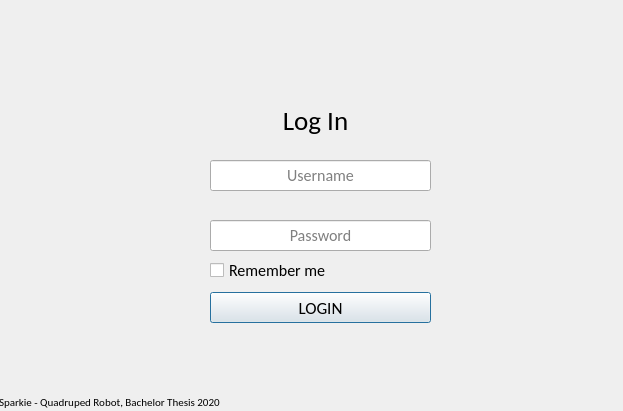
This is gui/forms/login.ui in magnusoy/Sparkie as Qt 5 draws it before an edit. The edited form follows.
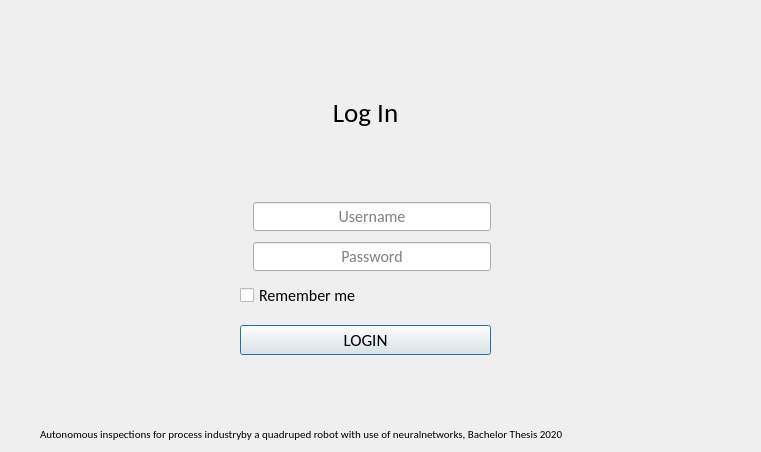
This is the edited form. Icons and pictures are not drawn.

```diff
--- a/gui/forms/login.ui
+++ b/gui/forms/login.ui
@@ -6,8 +6,8 @@
    <rect>
     <x>0</x>
     <y>0</y>
-    <width>623</width>
-    <height>411</height>
+    <width>761</width>
+    <height>452</height>
    </rect>
   </property>
   <property name="windowTitle">
@@ -16,81 +16,54 @@
   <property name="windowOpacity">
    <double>0.900000000000000</double>
   </property>
-  <widget class="QLineEdit" name="usernameField">
-   <property name="geometry">
-    <rect>
-     <x>210</x>
-     <y>160</y>
-     <width>221</width>
-     <height>31</height>
-    </rect>
-   </property>
-   <property name="font">
-    <font>
-     <family>Calibri</family>
-     <pointsize>12</pointsize>
-    </font>
-   </property>
-   <property name="maxLength">
-    <number>8</number>
-   </property>
-   <property name="alignment">
-    <set>Qt::AlignCenter</set>
-   </property>
-   <property name="placeholderText">
-    <string>Username</string>
-   </property>
-  </widget>
-  <widget class="QLineEdit" name="passwordField">
-   <property name="geometry">
-    <rect>
-     <x>210</x>
-     <y>220</y>
-     <width>221</width>
-     <height>31</height>
-    </rect>
-   </property>
-   <property name="font">
-    <font>
-     <family>Calibri</family>
-     <pointsize>12</pointsize>
-    </font>
-   </property>
-   <property name="maxLength">
-    <number>8</number>
-   </property>
-   <property name="echoMode">
-    <enum>QLineEdit::Password</enum>
-   </property>
-   <property name="alignment">
-    <set>Qt::AlignCenter</set>
-   </property>
-   <property name="placeholderText">
-    <string>Password</string>
-   </property>
-  </widget>
-  <widget class="QWidget" name="horizontalLayoutWidget">
+  <widget class="QWidget" name="widget" native="true">
    <property name="geometry">
     <rect>
      <x>0</x>
-     <y>90</y>
-     <width>631</width>
-     <height>61</height>
+     <y>0</y>
+     <width>740</width>
+     <height>440</height>
     </rect>
    </property>
-   <layout class="QHBoxLayout" name="horizontalLayout">
+   <widget class="QWidget" name="verticalLayoutWidget">
+    <property name="geometry">
+     <rect>
+      <x>40</x>
+      <y>30</y>
+      <width>651</width>
+      <height>411</height>
+     </rect>
+    </property>
+    <layout class="QVBoxLayout" name="verticalLayout_7">
+     <item>
+      <layout class="QHBoxLayout" name="horizontalLayout_8">
     <item>
      <spacer name="horizontalSpacer_2">
       <property name="orientation">
        <enum>Qt::Horizontal</enum>
       </property>
       <property name="sizeType">
-       <enum>QSizePolicy::Preferred</enum>
+          <enum>QSizePolicy::Minimum</enum>
       </property>
       <property name="sizeHint" stdset="0">
        <size>
-        <width>40</width>
+           <width>200</width>
         <height>20</height>
+          </size>
+         </property>
+        </spacer>
+       </item>
+       <item>
+        <layout class="QVBoxLayout" name="verticalLayout_9">
+         <item>
+          <spacer name="verticalSpacer_2">
+           <property name="orientation">
+            <enum>Qt::Vertical</enum>
+           </property>
+           <property name="sizeHint" stdset="0">
+            <size>
+             <width>20</width>
+             <height>40</height>
        </size>
       </property>
      </spacer>
@@ -114,32 +87,151 @@
      </widget>
     </item>
     <item>
-     <spacer name="horizontalSpacer">
+          <spacer name="verticalSpacer_3">
       <property name="orientation">
-       <enum>Qt::Horizontal</enum>
-      </property>
+            <enum>Qt::Vertical</enum>
+           </property>
+           <property name="sizeHint" stdset="0">
+            <size>
+             <width>20</width>
+             <height>40</height>
+            </size>
+           </property>
+          </spacer>
+         </item>
+         <item>
+          <layout class="QHBoxLayout" name="horizontalLayout_9">
+           <item>
+            <widget class="QLabel" name="label_2">
+             <property name="sizePolicy">
+              <sizepolicy hsizetype="Fixed" vsizetype="Fixed">
+               <horstretch>0</horstretch>
+               <verstretch>0</verstretch>
+              </sizepolicy>
+             </property>
+             <property name="maximumSize">
+              <size>
+               <width>30</width>
+               <height>30</height>
+              </size>
+             </property>
+             <property name="text">
+              <string/>
+             </property>
+             <property name="pixmap">
+              <pixmap>../static/img/icon/avatar.png</pixmap>
+             </property>
+             <property name="scaledContents">
+              <bool>true</bool>
+             </property>
+            </widget>
+           </item>
+           <item>
+            <widget class="QLineEdit" name="usernameField">
+             <property name="font">
+              <font>
+               <family>Calibri</family>
+               <pointsize>12</pointsize>
+              </font>
+             </property>
+             <property name="maxLength">
+              <number>8</number>
+             </property>
+             <property name="alignment">
+              <set>Qt::AlignCenter</set>
+             </property>
+             <property name="placeholderText">
+              <string>Username</string>
+             </property>
+            </widget>
+           </item>
+          </layout>
+         </item>
+         <item>
+          <spacer name="verticalSpacer_4">
+           <property name="orientation">
+            <enum>Qt::Vertical</enum>
+           </property>
       <property name="sizeType">
        <enum>QSizePolicy::Preferred</enum>
       </property>
       <property name="sizeHint" stdset="0">
        <size>
-        <width>40</width>
-        <height>20</height>
+             <width>20</width>
+             <height>5</height>
        </size>
       </property>
      </spacer>
     </item>
-   </layout>
-  </widget>
+         <item>
+          <layout class="QHBoxLayout" name="horizontalLayout_10">
+           <item>
+            <widget class="QLabel" name="label_3">
+             <property name="maximumSize">
+              <size>
+               <width>30</width>
+               <height>30</height>
+              </size>
+             </property>
+             <property name="text">
+              <string/>
+             </property>
+             <property name="pixmap">
+              <pixmap>../static/img/icon/lock.png</pixmap>
+             </property>
+             <property name="scaledContents">
+              <bool>true</bool>
+             </property>
+            </widget>
+           </item>
+           <item>
+            <widget class="QLineEdit" name="passwordField">
+             <property name="sizePolicy">
+              <sizepolicy hsizetype="Expanding" vsizetype="Fixed">
+               <horstretch>0</horstretch>
+               <verstretch>0</verstretch>
+              </sizepolicy>
+             </property>
+             <property name="font">
+              <font>
+               <family>Calibri</family>
+               <pointsize>12</pointsize>
+              </font>
+             </property>
+             <property name="maxLength">
+              <number>8</number>
+             </property>
+             <property name="echoMode">
+              <enum>QLineEdit::Password</enum>
+             </property>
+             <property name="alignment">
+              <set>Qt::AlignCenter</set>
+             </property>
+             <property name="placeholderText">
+              <string>Password</string>
+             </property>
+            </widget>
+           </item>
+          </layout>
+         </item>
+         <item>
+          <spacer name="verticalSpacer_5">
+           <property name="orientation">
+            <enum>Qt::Vertical</enum>
+           </property>
+           <property name="sizeType">
+            <enum>QSizePolicy::Preferred</enum>
+           </property>
+           <property name="sizeHint" stdset="0">
+            <size>
+             <width>20</width>
+             <height>5</height>
+            </size>
+           </property>
+          </spacer>
+         </item>
+         <item>
   <widget class="QCheckBox" name="rememberMeCheckBox">
-   <property name="geometry">
-    <rect>
-     <x>210</x>
-     <y>260</y>
-     <width>121</width>
-     <height>21</height>
-    </rect>
-   </property>
    <property name="font">
     <font>
      <family>Calibri</family>
@@ -150,14 +242,30 @@
     <string>Remember me</string>
    </property>
   </widget>
+         </item>
+         <item>
+          <spacer name="verticalSpacer_6">
+           <property name="orientation">
+            <enum>Qt::Vertical</enum>
+           </property>
+           <property name="sizeType">
+            <enum>QSizePolicy::Preferred</enum>
+           </property>
+           <property name="sizeHint" stdset="0">
+            <size>
+             <width>20</width>
+             <height>10</height>
+            </size>
+           </property>
+          </spacer>
+         </item>
+         <item>
   <widget class="QPushButton" name="loginBtn">
-   <property name="geometry">
-    <rect>
-     <x>210</x>
-     <y>292</y>
-     <width>221</width>
-     <height>31</height>
-    </rect>
+           <property name="sizePolicy">
+            <sizepolicy hsizetype="Preferred" vsizetype="Fixed">
+             <horstretch>0</horstretch>
+             <verstretch>0</verstretch>
+            </sizepolicy>
    </property>
    <property name="font">
     <font>
@@ -169,53 +277,41 @@
     <string>LOGIN</string>
    </property>
   </widget>
-  <widget class="QLabel" name="label_2">
-   <property name="geometry">
-    <rect>
-     <x>177</x>
-     <y>159</y>
-     <width>31</width>
-     <height>31</height>
-    </rect>
-   </property>
-   <property name="text">
-    <string/>
-   </property>
-   <property name="pixmap">
-    <pixmap>../static/img/icon/avatar.png</pixmap>
-   </property>
-   <property name="scaledContents">
-    <bool>true</bool>
-   </property>
-  </widget>
-  <widget class="QLabel" name="label_3">
-   <property name="geometry">
-    <rect>
-     <x>177</x>
-     <y>219</y>
-     <width>31</width>
-     <height>31</height>
-    </rect>
-   </property>
-   <property name="text">
-    <string/>
-   </property>
-   <property name="pixmap">
-    <pixmap>../static/img/icon/lock.png</pixmap>
-   </property>
-   <property name="scaledContents">
-    <bool>true</bool>
-   </property>
-  </widget>
-  <widget class="QWidget" name="horizontalLayoutWidget_2">
-   <property name="geometry">
-    <rect>
-     <x>-1</x>
-     <y>391</y>
-     <width>621</width>
-     <height>21</height>
-    </rect>
-   </property>
+         </item>
+         <item>
+          <spacer name="verticalSpacer">
+           <property name="orientation">
+            <enum>Qt::Vertical</enum>
+           </property>
+           <property name="sizeHint" stdset="0">
+            <size>
+             <width>20</width>
+             <height>40</height>
+            </size>
+           </property>
+          </spacer>
+         </item>
+        </layout>
+       </item>
+       <item>
+        <spacer name="horizontalSpacer">
+         <property name="orientation">
+          <enum>Qt::Horizontal</enum>
+         </property>
+         <property name="sizeType">
+          <enum>QSizePolicy::Minimum</enum>
+         </property>
+         <property name="sizeHint" stdset="0">
+          <size>
+           <width>200</width>
+           <height>20</height>
+          </size>
+         </property>
+        </spacer>
+       </item>
+      </layout>
+     </item>
+     <item>
    <layout class="QHBoxLayout" name="horizontalLayout_2">
     <item>
      <widget class="QLabel" name="label_4">
@@ -226,11 +322,14 @@
        </font>
       </property>
       <property name="text">
-       <string>Sparkie - Quadruped Robot, Bachelor Thesis 2020</string>
+          <string>Autonomous inspections for process industryby a quadruped robot with use of neuralnetworks, Bachelor Thesis 2020</string>
       </property>
      </widget>
     </item>
    </layout>
+     </item>
+    </layout>
+   </widget>
   </widget>
  </widget>
  <resources/>
```
Lines whose indentation alone changed are shown as unchanged.
